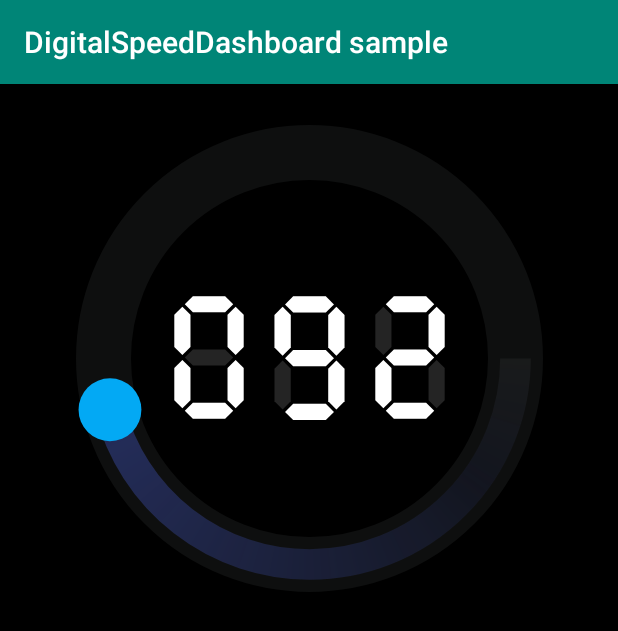
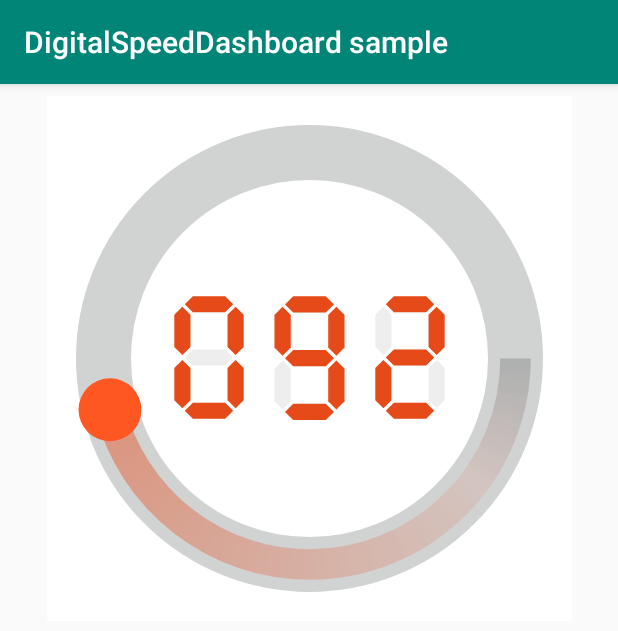
Before and after one commit to ngallazzi/DigitalSpeedDashboard, an Android app: the screen it shows after launch (MainActivity), on a phone screen of 412 x 824 dp. Shown: the top 631 px of the screen. Run offline under Robolectric (Android 15) with nearby library versions, the phone set to English and light mode, and no system bars; Roboto replaces fonts that are not available here.

Commit message:
custom ring color added

```diff
--- a/app/src/main/res/layout/activity_main.xml
+++ b/app/src/main/res/layout/activity_main.xml
@@ -5,7 +5,6 @@
         xmlns:app="http://schemas.android.com/apk/res-auto"
         android:layout_width="match_parent"
         android:layout_height="match_parent"
-        android:background="#000000"
         tools:context=".MainActivity" tools:layout_editor_absoluteY="73dp">
 
 
@@ -13,11 +12,11 @@
             android:id="@+id/srDashboard"
             android:layout_width="350dp"
             android:layout_height="350dp"
-            android:background="#000000"
-            app:circleIndicatorColor="#47074B"
+            android:background="#FFFFFF"
+            app:circleIndicatorColor="#FF5722"
             app:idleColor="@color/colorIdle"
-            app:ringBaseColor="#F6D10D"
-            app:speedColor="#FFFFFF"
+            app:ringBaseColor="#E64A19"
+            app:speedColor="#E64A19"
             android:paddingBottom="8dp" android:paddingTop="8dp"
             android:layout_marginStart="8dp"
             app:layout_constraintStart_toStartOf="parent" android:layout_marginTop="8dp"
--- a/views/src/main/java/com/ngallazzi/speedandrpmdashboard/CircleProgressView.kt
+++ b/views/src/main/java/com/ngallazzi/speedandrpmdashboard/CircleProgressView.kt
@@ -60,7 +60,7 @@ class CircleProgressView(context: Context, attrs: AttributeSet) : View(context,
         circleIndicatorPaint.color = color
     }
 
-    private fun setProgressColors(baseColor: Int) {
+    public fun setProgressColors(baseColor: Int) {
         mProgressColors = IntArray(11)
         mProgressColors[0] = ContextCompat.getColor(context, R.color.colorTachometerOff)
         for (i in 1..10) {
--- a/views/src/main/java/com/ngallazzi/speedandrpmdashboard/DigitalSpeedDashboard.kt
+++ b/views/src/main/java/com/ngallazzi/speedandrpmdashboard/DigitalSpeedDashboard.kt
@@ -27,8 +27,8 @@ class DigitalSpeedDashboard @JvmOverloads constructor(
     private var attributes: TypedArray
     private var mTachometerOnColor: Int
     private var mTachometerOffColor: Int
-    private var mProgressColor: Int
     private var mRingBaseColor: Int
+    private var mIndicatorColor: Int
 
     init {
         inflate(context, R.layout.digital_speed_dashboard_layout, this)
@@ -53,14 +53,14 @@ class DigitalSpeedDashboard @JvmOverloads constructor(
             ContextCompat.getColor(context, R.color.colorTachometerOff)
         )
 
-        mProgressColor = attributes.getColor(
+        mRingBaseColor = attributes.getColor(
             R.styleable.DigitalSpeedDashboard_ringBaseColor,
             ContextCompat.getColor(context, R.color.colorTachometerOn)
         )
 
-        mRingBaseColor = attributes.getColor(
-            R.styleable.DigitalSpeedDashboard_ringBaseColor,
-            ContextCompat.getColor(context, R.color.colorTachometerOn)
+        mIndicatorColor = attributes.getColor(
+            R.styleable.DigitalSpeedDashboard_circleIndicatorColor,
+            ContextCompat.getColor(context, R.color.circleIndicatorColor)
         )
 
         cvHundreds.setSpeedColor(mTachometerOnColor)
@@ -70,6 +70,10 @@ class DigitalSpeedDashboard @JvmOverloads constructor(
         cvHundreds.setIdleColor(mTachometerOffColor)
         cvDozens.setIdleColor(mTachometerOffColor)
         cvDigits.setIdleColor(mTachometerOffColor)
+
+        cpvProgress.setRingBaseColor(mRingBaseColor)
+        cpvProgress.setProgressColors(mRingBaseColor)
+        cpvProgress.setCircleIndicatorColor(mIndicatorColor)
 
     }
 
```
Also changed, not shown: 5 other files.
